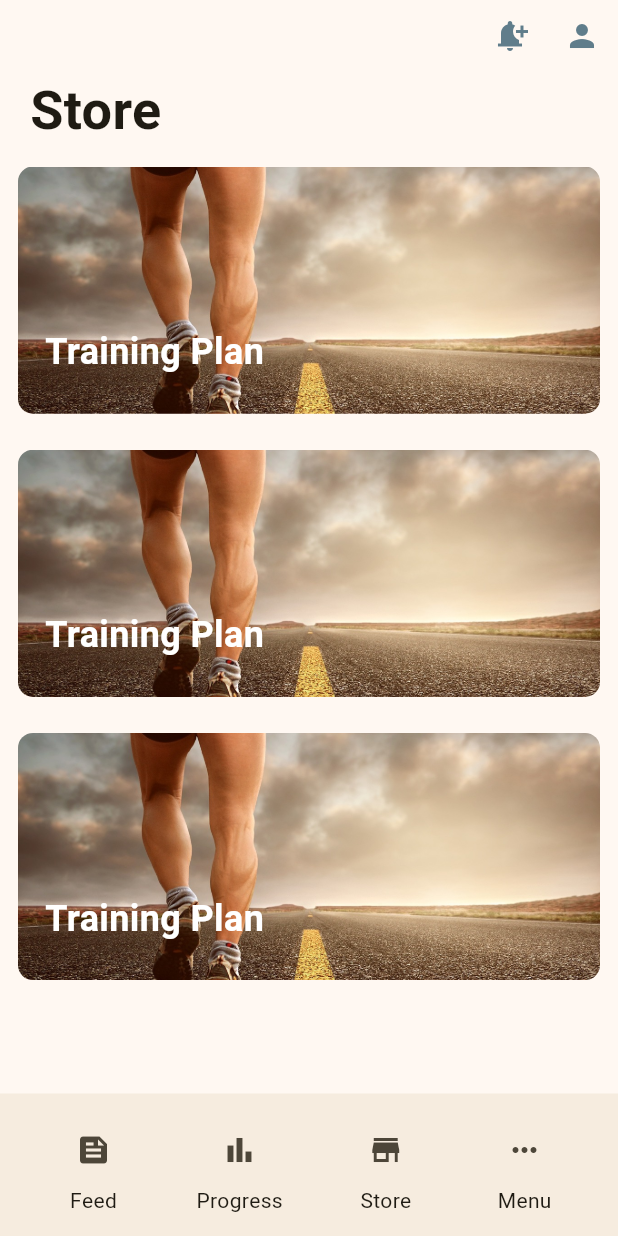
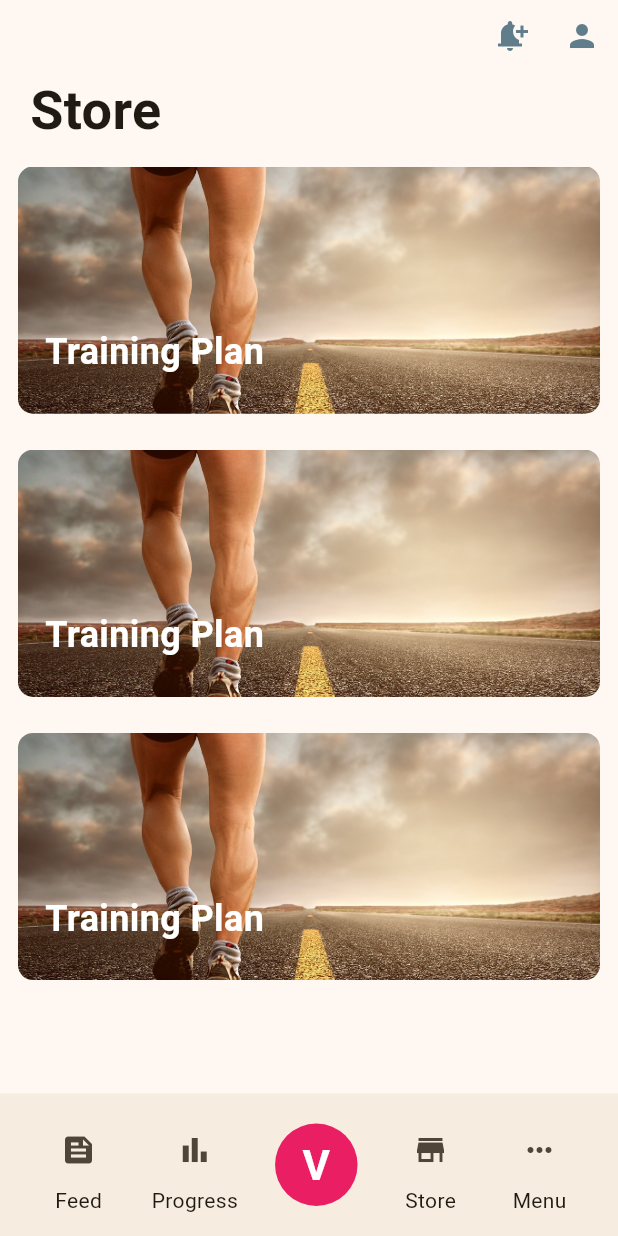
Before and after one commit to meloalex/bondy-prueba-tecnica, a Flutter app: the screen it shows after launch, on a phone screen of 412 x 824 dp. Run offline on Flutter 3.47's test engine with Material 2 defaults, Android fonts, the phone set to English and light mode, and no system bars.

Commit message:
implemented center bottom navigation item

```diff
--- a/lib/home/widgets/bottom_navigation/bottom_navigation.dart
+++ b/lib/home/widgets/bottom_navigation/bottom_navigation.dart
@@ -1,3 +1,4 @@
+import 'package:bondy_prueba_tecnica/home/widgets/bottom_navigation/center_navigation_item.dart';
 import 'package:bondy_prueba_tecnica/home/widgets/bottom_navigation/navigation_item.dart';
 import 'package:flutter/material.dart';
 
@@ -23,6 +24,7 @@ class CustomBottomNavigation extends StatelessWidget {
             label: "Progress",
             onPressed: () {},
           ),
+          const CenterNavigationItem(),
           NavigationItem(
             icon: Icons.store,
             label: "Store",
--- /dev/null
+++ b/lib/home/widgets/bottom_navigation/center_navigation_item.dart
@@ -0,0 +1,32 @@
+import 'package:flutter/material.dart';
+
+class CenterNavigationItem extends StatelessWidget {
+  const CenterNavigationItem({
+    super.key,
+    this.onPressed,
+  });
+
+  final Function()? onPressed;
+
+  @override
+  Widget build(BuildContext context) {
+    return Container(
+      width: 55,
+      height: 55,
+      decoration: const BoxDecoration(
+        shape: BoxShape.circle,
+        color: Colors.pink,
+      ),
+      child: const Center(
+        child: Text(
+          "V",
+          style: TextStyle(
+            color: Colors.white,
+            fontSize: 28,
+            fontWeight: FontWeight.bold,
+          ),
+        ),
+      ),
+    );
+  }
+}
```
